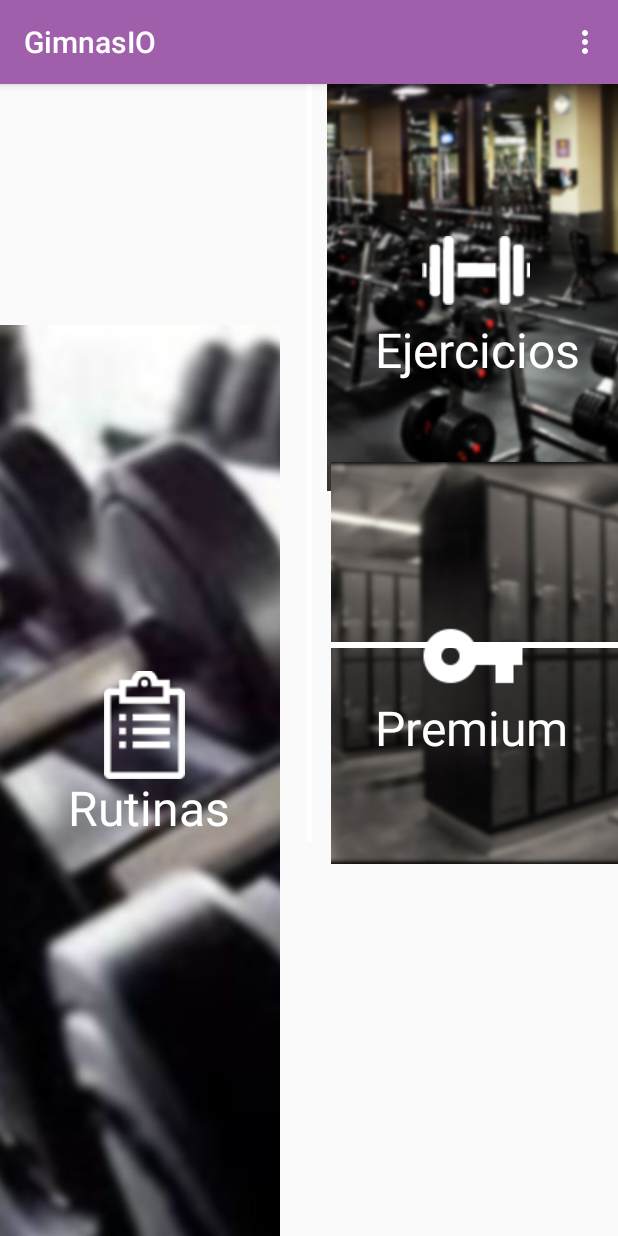
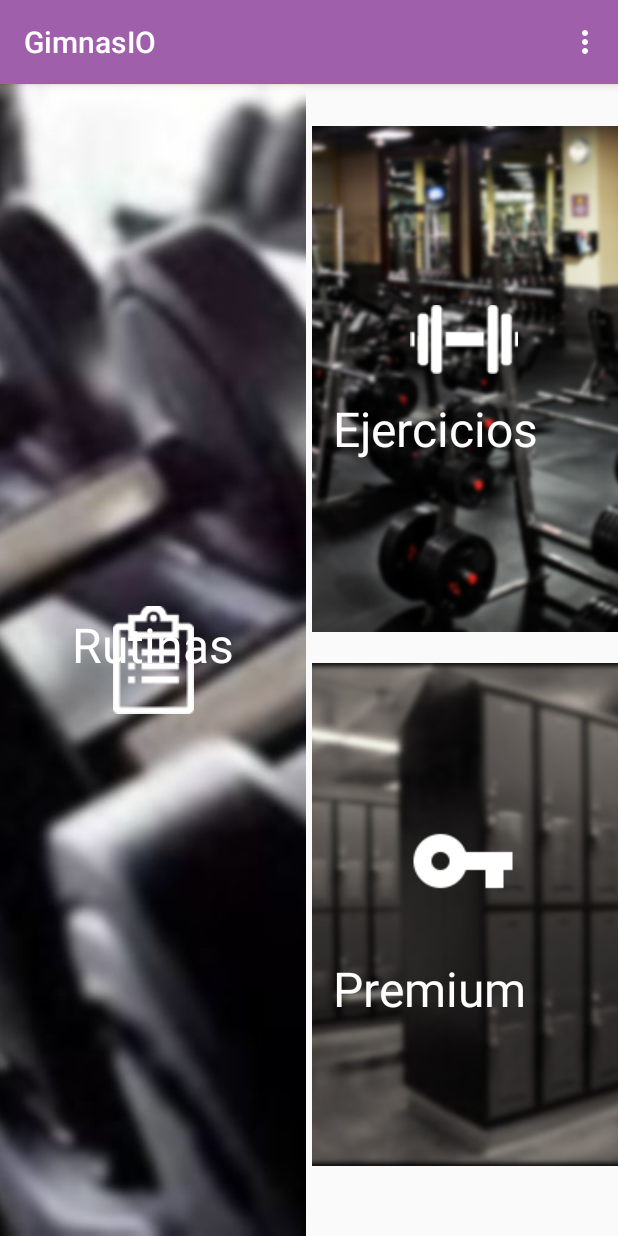
Before and after one commit to UNIZAR-30248-2017-GIMNASIO/GimnasIO-app, an Android app: the screen it shows after launch (MainActivity), on a phone screen of 412 x 824 dp. Run offline under Robolectric (Android 15) with nearby library versions, the phone set to English and light mode, and no system bars.

Commit message:
Fix main UI proportions

```diff
--- a/GimnasIO/app/build.gradle
+++ b/GimnasIO/app/build.gradle
@@ -2,7 +2,7 @@ apply plugin: 'com.android.application'
 
 android {
     compileSdkVersion 25
-    buildToolsVersion '25.0.2'
+    buildToolsVersion '26.0.2'
     defaultConfig {
         applicationId "com.patan.gimnasio"
         minSdkVersion 19
--- a/GimnasIO/app/src/main/AndroidManifest.xml
+++ b/GimnasIO/app/src/main/AndroidManifest.xml
@@ -17,6 +17,7 @@
         <activity android:name=".MainActivity">
             <intent-filter>
                 <action android:name="android.intent.action.MAIN" />
+
                 <category android:name="android.intent.category.LAUNCHER" />
             </intent-filter>
         </activity>
--- a/GimnasIO/app/src/main/res/layout/activity_main.xml
+++ b/GimnasIO/app/src/main/res/layout/activity_main.xml
@@ -1,5 +1,202 @@
 <?xml version="1.0" encoding="utf-8"?>
-<android.support.constraint.ConstraintLayout xmlns:android="http://schemas.android.com/apk/res/android"
+
+<LinearLayout xmlns:android="http://schemas.android.com/apk/res/android"
+    android:layout_width="match_parent"
+    android:layout_height="match_parent"
+    xmlns:tools="http://schemas.android.com/tools"
+    xmlns:app="http://schemas.android.com/apk/res-auto"
+    android:orientation="horizontal"
+    tools:layout_editor_absoluteX="0dp"
+    tools:layout_editor_absoluteY="0dp" android:baselineAligned="false">
+
+    <!--
+    <android.support.design.widget.NavigationView
+        android:id="@+id/nav_view"
+        android:layout_width="wrap_content"
+        android:layout_height="match_parent"
+        android:layout_gravity="start"
+        android:fitsSystemWindows="true"
+        app:headerLayout="@layout/nav_header_main"
+        app:menu="@menu/activity_main_drawer"></android.support.design.widget.NavigationView>
+    -->
+
+    <android.support.constraint.ConstraintLayout
+        android:layout_width="match_parent"
+        android:layout_height="match_parent"
+        android:layout_weight="1"
+        android:minHeight="200dp"
+        android:minWidth="200dp">
+
+        <ImageView
+            android:id="@+id/imageView"
+            android:layout_width="0dp"
+            android:layout_height="match_parent"
+            android:layout_marginEnd="2dp"
+            android:layout_weight="1"
+            android:adjustViewBounds="false"
+            android:contentDescription="boton"
+            android:scaleType="centerCrop"
+            app:layout_constraintBottom_toBottomOf="parent"
+            app:layout_constraintEnd_toEndOf="parent"
+            app:layout_constraintLeft_toLeftOf="parent"
+            app:srcCompat="@drawable/gym1" />
+
+        <TextView
+            android:id="@+id/textView"
+            android:layout_width="wrap_content"
+            android:layout_height="wrap_content"
+            android:layout_marginBottom="8dp"
+            android:layout_marginEnd="8dp"
+            android:layout_marginStart="48dp"
+            android:layout_marginTop="352dp"
+            android:layout_weight="1"
+            android:text="@string/Rutinas"
+            android:textColor="@color/colorText"
+            android:textSize="32sp"
+            app:layout_constraintBottom_toBottomOf="@+id/imageButton1"
+            app:layout_constraintEnd_toEndOf="parent"
+            app:layout_constraintHorizontal_bias="0.0"
+            app:layout_constraintStart_toStartOf="parent"
+            app:layout_constraintTop_toTopOf="@+id/imageButton1"
+            app:layout_constraintVertical_bias="0.0" />
+
+        <ImageButton
+            android:id="@+id/imageButton1"
+            android:layout_width="192dp"
+            android:layout_height="match_parent"
+            android:layout_marginEnd="8dp"
+            android:layout_marginStart="8dp"
+            android:layout_weight="0"
+            android:adjustViewBounds="false"
+            android:background="?android:selectableItemBackground"
+            android:cropToPadding="false"
+            android:elevation="0dp"
+            android:onClick="goToRoutine"
+            app:layout_constraintBottom_toBottomOf="parent"
+            app:layout_constraintEnd_toEndOf="parent"
+            app:layout_constraintLeft_toLeftOf="parent"
+            app:layout_constraintStart_toStartOf="@+id/imageView"
+            app:layout_constraintTop_toTopOf="parent"
+            app:layout_constraintVertical_bias="0.666"
+            app:srcCompat="@drawable/routines" />
+
+    </android.support.constraint.ConstraintLayout>
+
+    <LinearLayout
+        android:layout_width="match_parent"
+        android:layout_height="match_parent"
+        android:layout_weight="1"
+        android:orientation="vertical">
+
+        <android.support.constraint.ConstraintLayout
+            android:layout_width="match_parent"
+            android:layout_height="match_parent"
+            android:layout_weight="1"
+            android:minHeight="200dp"
+            android:minWidth="200dp">
+
+            <ImageView
+                android:id="@+id/imageView2"
+                android:layout_width="wrap_content"
+                android:layout_height="wrap_content"
+                android:layout_marginBottom="2dp"
+                android:layout_marginStart="2dp"
+                android:contentDescription="boton"
+                android:scaleType="centerCrop"
+                app:layout_constraintBottom_toBottomOf="parent"
+                app:layout_constraintStart_toStartOf="parent"
+                app:layout_constraintTop_toTopOf="@+id/imageButton2"
+                app:srcCompat="@drawable/gym2" />
+
+            <TextView
+                android:id="@+id/textView2"
+                android:layout_width="wrap_content"
+                android:layout_height="wrap_content"
+                android:layout_marginBottom="8dp"
+                android:layout_marginRight="25dp"
+                android:layout_marginStart="16dp"
+                android:layout_marginTop="155dp"
+                android:text="@string/Ejercicios"
+                android:textColor="@color/colorText"
+                android:textSize="32sp"
+                app:layout_constraintBottom_toBottomOf="parent"
+                app:layout_constraintRight_toRightOf="parent"
+                app:layout_constraintStart_toStartOf="parent"
+                app:layout_constraintTop_toTopOf="parent"
+                app:layout_constraintVertical_bias="0.298" />
+
+            <ImageButton
+                android:id="@+id/imageButton2"
+                android:layout_width="match_parent"
+                android:layout_height="319dp"
+                android:layout_marginBottom="8dp"
+                android:layout_marginTop="8dp"
+                android:background="?android:selectableItemBackground"
+                android:contentDescription="boton"
+                android:onClick="goToExercise"
+                app:layout_constraintBottom_toBottomOf="parent"
+                app:layout_constraintRight_toRightOf="parent"
+                app:layout_constraintTop_toTopOf="parent"
+                app:layout_constraintVertical_bias="0.055"
+                app:srcCompat="@drawable/exercises" />
+        </android.support.constraint.ConstraintLayout>
+
+        <android.support.constraint.ConstraintLayout
+            android:layout_width="match_parent"
+            android:layout_height="match_parent"
+            android:layout_weight="1"
+            android:minHeight="200dp"
+            android:minWidth="5dp">
+
+            <ImageView
+                android:id="@+id/imageView3"
+                android:layout_width="wrap_content"
+                android:layout_height="wrap_content"
+                android:layout_marginStart="2dp"
+                android:layout_marginTop="2dp"
+                android:contentDescription="boton"
+                android:scaleType="centerCrop"
+                app:layout_constraintStart_toStartOf="parent"
+                app:layout_constraintTop_toTopOf="parent"
+                app:srcCompat="@drawable/gym3" />
+
+            <TextView
+                android:id="@+id/textView3"
+                android:layout_width="wrap_content"
+                android:layout_height="wrap_content"
+                android:layout_marginBottom="8dp"
+                android:layout_marginRight="36dp"
+                android:layout_marginStart="16dp"
+                android:layout_marginTop="8dp"
+                android:text="@string/Premium"
+                android:textColor="@color/colorText"
+                android:textSize="32sp"
+                app:layout_constraintBottom_toBottomOf="@+id/imageView3"
+                app:layout_constraintRight_toRightOf="parent"
+                app:layout_constraintStart_toStartOf="parent"
+                app:layout_constraintTop_toTopOf="@+id/imageButton3"
+                app:layout_constraintVertical_bias="0.681" />
+
+            <ImageButton
+                android:id="@+id/imageButton3"
+                android:layout_width="match_parent"
+                android:layout_height="267dp"
+                android:layout_marginRight="1dp"
+                android:background="?android:selectableItemBackground"
+                android:contentDescription="boton"
+                android:onClick="goToPremium"
+                app:layout_constraintRight_toRightOf="parent"
+                app:layout_constraintTop_toTopOf="parent"
+                app:srcCompat="@drawable/key" />
+
+        </android.support.constraint.ConstraintLayout>
+
+    </LinearLayout>
+</LinearLayout>
+
+
+
+<!--<android.support.constraint.ConstraintLayout xmlns:android="http://schemas.android.com/apk/res/android"
     android:id="@+id/constraintlayout1"
     xmlns:app="http://schemas.android.com/apk/res-auto"
     xmlns:tools="http://schemas.android.com/tools"
@@ -7,123 +204,6 @@
     android:layout_width="match_parent"
     android:layout_height="match_parent"
     tools:context="com.patan.gimnasio.MainActivity">
-
-
-    <ImageView
-        android:id="@+id/imageView"
-        android:layout_width="194dp"
-        android:layout_height="639dp"
-        android:layout_marginBottom="-32dp"
-        android:layout_marginLeft="-8dp"
-        android:scaleType="centerCrop"
-        app:layout_constraintBottom_toBottomOf="parent"
-        app:layout_constraintLeft_toLeftOf="parent"
-        app:srcCompat="@drawable/gym1" />
-
-    <ImageView
-        android:id="@+id/imageView2"
-        android:layout_width="194dp"
-        android:layout_height="271dp"
-        android:scaleType="centerCrop"
-        app:srcCompat="@drawable/gym2"
-        android:layout_marginRight="0dp"
-        app:layout_constraintRight_toRightOf="parent"
-        app:layout_constraintTop_toTopOf="@+id/imageButton2"
-        android:layout_marginTop="-1dp"
-        tools:layout_editor_absoluteY="-9dp"
-        tools:layout_editor_absoluteX="190dp" />
-
-    <ImageView
-        android:id="@+id/imageView3"
-        android:layout_width="191dp"
-        android:layout_height="268dp"
-        android:layout_marginRight="0dp"
-        android:scaleType="centerCrop"
-        app:layout_constraintRight_toRightOf="@+id/imageView2"
-        app:srcCompat="@drawable/gym3"
-        app:layout_constraintTop_toTopOf="parent"
-        android:layout_marginTop="252dp" />
-
-
-
-    <TextView
-        android:id="@+id/textView"
-        android:layout_width="113dp"
-        android:layout_height="49dp"
-        android:layout_marginLeft="45dp"
-        android:layout_marginStart="45dp"
-        android:layout_marginTop="287dp"
-        android:text="@string/Rutinas"
-        android:textColor="@color/colorText"
-        android:textSize="32sp"
-        app:layout_constraintLeft_toLeftOf="parent"
-        app:layout_constraintTop_toTopOf="@+id/imageButton1" />
-
-    <TextView
-        android:id="@+id/textView2"
-        android:layout_width="wrap_content"
-        android:layout_height="wrap_content"
-        android:text="@string/Ejercicios"
-        android:textColor="@color/colorText"
-        android:textSize="32sp"
-        android:layout_marginRight="25dp"
-        app:layout_constraintRight_toRightOf="parent"
-        app:layout_constraintTop_toTopOf="parent"
-        android:layout_marginTop="155dp" />
-
-    <TextView
-        android:id="@+id/textView3"
-        android:layout_width="wrap_content"
-        android:layout_height="wrap_content"
-        android:layout_marginRight="33dp"
-        android:layout_marginTop="407dp"
-        android:text="@string/Premium"
-        android:textColor="@color/colorText"
-        android:textSize="32sp"
-        app:layout_constraintRight_toRightOf="parent"
-        app:layout_constraintTop_toTopOf="parent" />
-
-    <ImageButton
-        android:id="@+id/imageButton1"
-        android:layout_width="190dp"
-        android:layout_height="508dp"
-        android:background="?android:selectableItemBackground"
-        android:cropToPadding="false"
-        app:srcCompat="@drawable/routines"
-        android:onClick="goToRoutine"
-        app:layout_constraintTop_toTopOf="parent"
-        android:layout_marginLeft="1dp"
-        app:layout_constraintBottom_toBottomOf="parent"
-        app:layout_constraintLeft_toLeftOf="parent"
-        app:layout_constraintVertical_bias="0.666"
-        android:layout_marginStart="1dp"
-        android:layout_marginTop="0dp" />
-
-    <ImageButton
-        android:id="@+id/imageButton2"
-        android:layout_width="190dp"
-        android:layout_height="246dp"
-        app:srcCompat="@drawable/exercises"
-        android:onClick="goToExercise"
-        android:background="?android:selectableItemBackground"
-        app:layout_constraintTop_toTopOf="parent"
-        android:layout_marginTop="1dp"
-        android:layout_marginRight="0dp"
-        app:layout_constraintRight_toRightOf="parent"
-        tools:layout_editor_absoluteX="193dp" />
-
-    <ImageButton
-        android:id="@+id/imageButton3"
-        android:layout_width="191dp"
-        android:layout_height="267dp"
-        app:srcCompat="@drawable/key"
-        android:onClick="goToPremium"
-        android:background="?android:selectableItemBackground"
-        app:layout_constraintTop_toTopOf="parent"
-        android:layout_marginTop="247dp"
-        android:layout_marginRight="1dp"
-        app:layout_constraintRight_toRightOf="parent"
-        tools:layout_editor_absoluteX="192dp" />
 
     <ImageView
         android:id="@+id/verticalSeparator"
@@ -152,3 +232,4 @@
 
 
 </android.support.constraint.ConstraintLayout>
+-->
--- /dev/null
+++ b/GimnasIO/app/src/main/res/layout/nav_header_main.xml
@@ -0,0 +1,35 @@
+<?xml version="1.0" encoding="utf-8"?>
+<LinearLayout xmlns:android="http://schemas.android.com/apk/res/android"
+    xmlns:app="http://schemas.android.com/apk/res-auto"
+    android:layout_width="match_parent"
+    android:layout_height="@dimen/nav_header_height"
+    android:background="@drawable/side_nav_bar"
+    android:gravity="bottom"
+    android:orientation="vertical"
+    android:paddingBottom="@dimen/activity_vertical_margin"
+    android:paddingLeft="@dimen/activity_horizontal_margin"
+    android:paddingRight="@dimen/activity_horizontal_margin"
+    android:paddingTop="@dimen/activity_vertical_margin"
+    android:theme="@style/ThemeOverlay.AppCompat.Dark">
+
+    <ImageView
+        android:id="@+id/imageView"
+        android:layout_width="wrap_content"
+        android:layout_height="wrap_content"
+        android:paddingTop="@dimen/nav_header_vertical_spacing"
+        app:srcCompat="@mipmap/ic_launcher_round" />
+
+    <TextView
+        android:layout_width="match_parent"
+        android:layout_height="wrap_content"
+        android:paddingTop="@dimen/nav_header_vertical_spacing"
+        android:text="GimnasIO"
+        android:textAppearance="@style/TextAppearance.AppCompat.Body1" />
+
+    <TextView
+        android:id="@+id/textView"
+        android:layout_width="wrap_content"
+        android:layout_height="wrap_content"
+        android:text="Menú de opciones" />
+
+</LinearLayout>
--- a/GimnasIO/app/src/main/res/menu/main_menu.xml
+++ b/GimnasIO/app/src/main/res/menu/main_menu.xml
@@ -1,7 +1,7 @@
 <?xml version="1.0" encoding="utf-8"?>
 <menu xmlns:android="http://schemas.android.com/apk/res/android">
-    <item android:id="@+id/file"
-        android:title="@string/file" >
+    <item android:id="@+id/update"
+        android:title="@string/update">
     </item>
 
 
--- a/GimnasIO/app/src/main/res/values/strings.xml
+++ b/GimnasIO/app/src/main/res/values/strings.xml
@@ -32,4 +32,7 @@
 
     <string name="action_settings">Settings</string>
     <string name="title_activity_main_menu">MainMenuActivity</string>
+    <string name="title_activity_testtt">testtt</string>
+
+    <string name="update">Update</string>
 </resources>
--- a/GimnasIO/build.gradle
+++ b/GimnasIO/build.gradle
@@ -5,7 +5,7 @@ buildscript {
         jcenter()
     }
     dependencies {
-        classpath 'com.android.tools.build:gradle:2.3.3'
+        classpath 'com.android.tools.build:gradle:3.0.0'
 
         // NOTE: Do not place your application dependencies here; they belong
         // in the individual module build.gradle files
```
Also changed, not shown: GimnasIO/gradle/wrapper/gradle-wrapper.properties.
